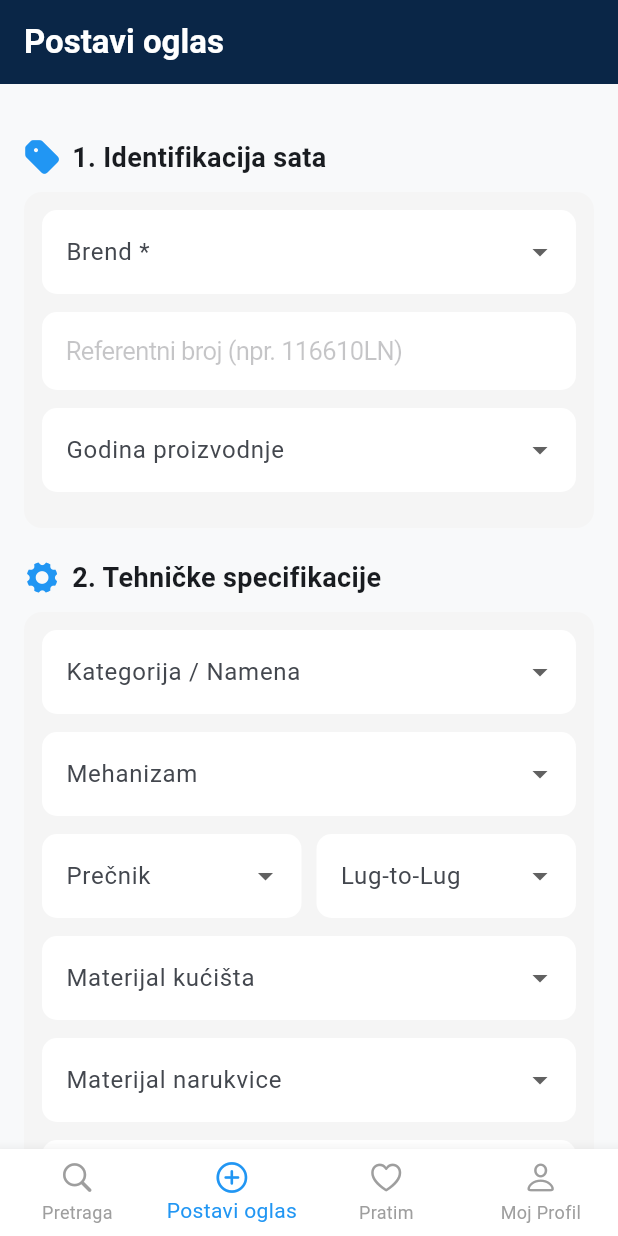
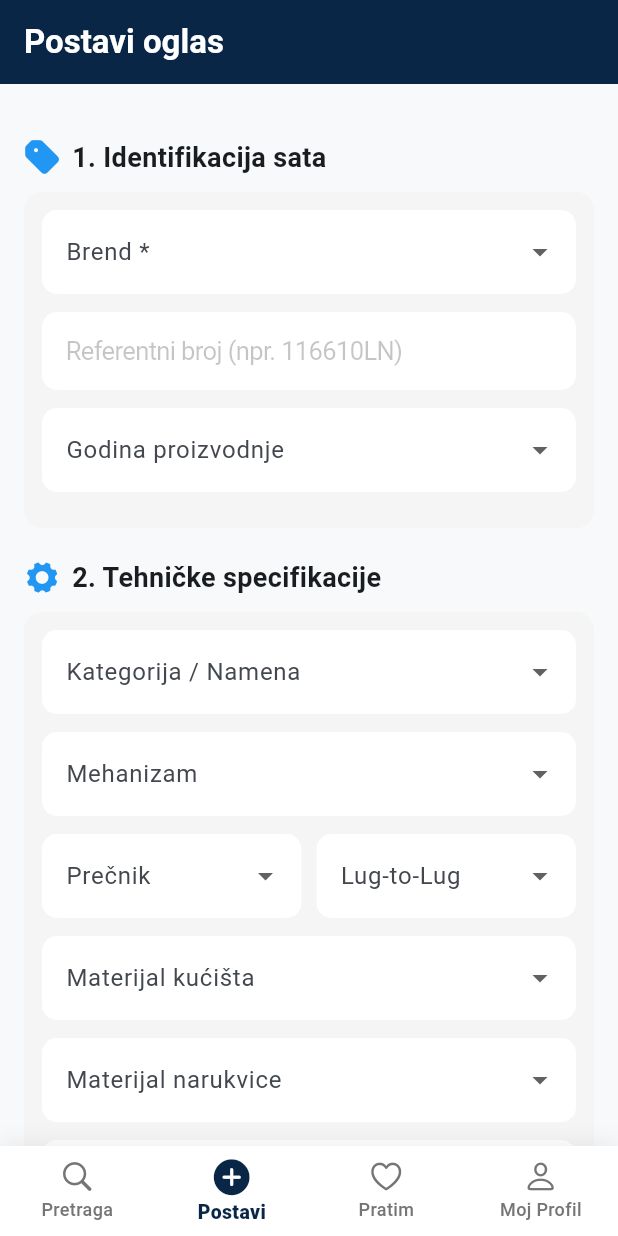
Before and after one commit to BVSBVSBVS/nadjisat, a Flutter app: the screen it shows after launch, item 2 of the bottom bar chosen, on a phone screen of 412 x 824 dp. Run offline on Flutter 3.47's test engine with Material 3 defaults, Android fonts, the phone set to English and light mode, and no system bars; our stand-ins replace image_picker, supabase_flutter; accounts and stored records are empty.

Commit message:
PRO,MENA  izgleda v2

```diff
--- a/lib/main_layout.dart
+++ b/lib/main_layout.dart
@@ -1,13 +1,11 @@
 import 'package:flutter/material.dart';
 import 'package:flutter/cupertino.dart';
-// Uvezi tvoje ekrane (proveri da li se fajlovi ovako zovu kod tebe)
+
+// Uvezi tvoje ekrane
 import 'home_screen.dart';
 import 'post_oglas_screen.dart';
+import 'praceni_screen.dart';
 import 'profile_screen.dart';
-import 'praceni_screen.dart';
-// Ako imaš poseban ekran za profil
-// import 'pratim_screen.dart'; // Ako imaš ekran za praćene oglase (ako ne, stavićemo prazan kontejner za sad)
-
 
 class MainLayout extends StatefulWidget {
   const MainLayout({super.key});
@@ -19,7 +17,7 @@ class MainLayout extends StatefulWidget {
 class _MainLayoutState extends State<MainLayout> {
   int _trenutniIndex = 0;
 
-  // Lista ekrana (MORA DA IH IMA 4 DA BI SE GAĐALO SA IKONICAMA)
+  // Lista ekrana
   final List<Widget> _ekrani = [
     const HomeScreen(),
     const PostOglasScreen(),
@@ -35,34 +33,74 @@ class _MainLayoutState extends State<MainLayout> {
 
   @override
   Widget build(BuildContext context) {
+    // Proveravamo da li je upaljen Dark Mode
+    final isDark = Theme.of(context).brightness == Brightness.dark;
+
+    // Naša luksuzna Marine plava
+    const Color marineBlue = Color(0xFF0A2647);
+
+    // Određujemo aktivnu boju zavisno od teme (Bela sija u mraku, Marine plava ubija na svetlu)
+    final Color aktivnaBoja = isDark ? Colors.white : marineBlue;
+    final Color neaktivnaBoja = isDark ? Colors.grey[500]! : Colors.grey[600]!;
+
     return Scaffold(
       body: _ekrani[_trenutniIndex],
-      bottomNavigationBar: BottomNavigationBar(
-        type: BottomNavigationBarType.fixed, // Važno da se vide sve 4 ikonice
+
+      // Dodajemo malu senku iznad menija za 3D premium efekat
+      bottomNavigationBar: Container(
+        decoration: BoxDecoration(
+          boxShadow: [
+            BoxShadow(
+              color: isDark ? Colors.black : Colors.black.withOpacity(0.05),
+              blurRadius: 10,
+              offset: const Offset(0, -5),
+            ),
+          ],
+        ),
+        child: BottomNavigationBar(
+          backgroundColor: isDark ? const Color(0xFF1C1C1E) : Colors.white,
+          type: BottomNavigationBarType.fixed,
           currentIndex: _trenutniIndex,
           onTap: _naTapkanje,
-        selectedItemColor: Colors.blue,
-        unselectedItemColor: Colors.grey,
-        items: const [
+
+          // Podešavanja boja
+          selectedItemColor: aktivnaBoja,
+          unselectedItemColor: neaktivnaBoja,
+
+          // PODEBLJAVAMO FONTOVE DA SE JASNO VIDE
+          selectedLabelStyle: const TextStyle(fontWeight: FontWeight.w800, fontSize: 13),
+          unselectedLabelStyle: const TextStyle(fontWeight: FontWeight.w500, fontSize: 12),
+
+          elevation: 0, // Senku smo rešili iznad kontejnerom
+
+          items: [
             BottomNavigationBarItem(
-            icon: Icon(CupertinoIcons.search),
+              icon: const Icon(CupertinoIcons.search, size: 24),
+              // Kad je aktivno, ikonica je malo veća i deblja
+              activeIcon: Icon(CupertinoIcons.search, size: 28, color: aktivnaBoja),
               label: 'Pretraga',
             ),
             BottomNavigationBarItem(
-            icon: Icon(CupertinoIcons.add_circled),
-            label: 'Postavi oglas',
+              icon: const Icon(CupertinoIcons.add_circled, size: 24),
+              // Koristimo "solid" popunjenu ikonicu kad se klikne
+              activeIcon: Icon(CupertinoIcons.add_circled_solid, size: 28, color: aktivnaBoja),
+              label: 'Postavi',
             ),
             BottomNavigationBarItem(
-  icon: const Icon(CupertinoIcons.heart),
-  activeIcon: const Icon(CupertinoIcons.heart_fill, color: Colors.red), // OVO DAJE CRVENU BOJU KAD SE KLIKNE
+              icon: const Icon(CupertinoIcons.heart, size: 24),
+              // Crveno srce koje kuca kad je aktivno
+              activeIcon: const Icon(CupertinoIcons.heart_solid, size: 28, color: Colors.redAccent),
               label: 'Pratim',
             ),
             BottomNavigationBarItem(
-            icon: Icon(CupertinoIcons.person),
+              icon: const Icon(CupertinoIcons.person, size: 24),
+              // Popunjen čovečuljak kad je u profilu
+              activeIcon: Icon(CupertinoIcons.person_solid, size: 28, color: aktivnaBoja),
               label: 'Moj Profil',
             ),
           ],
         ),
+      ),
     );
   }
 }
```
Lines whose indentation alone changed are shown as unchanged.
